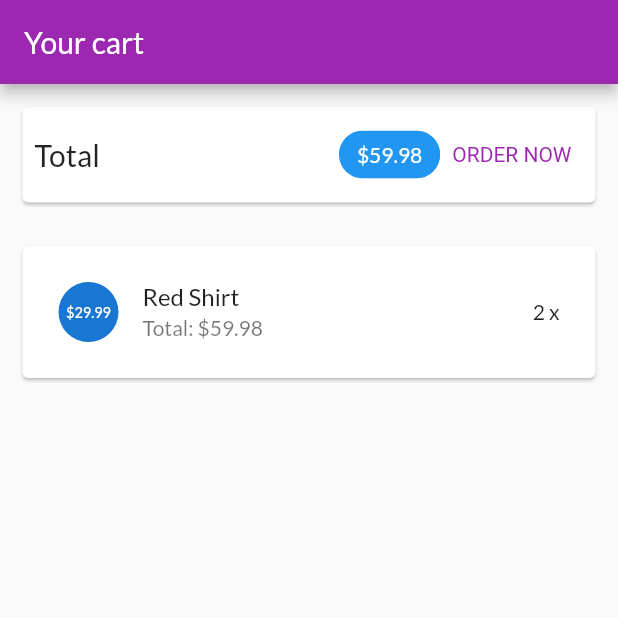
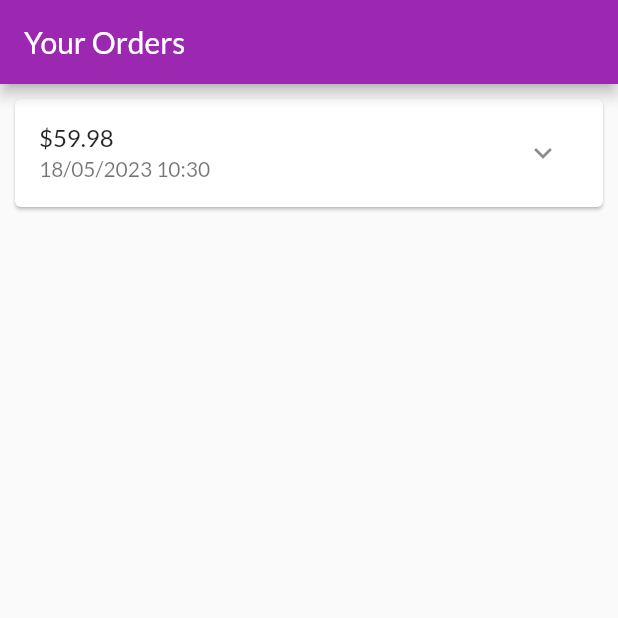
Before and after one commit to HMThien/myproject-ct484-HMThien, a Flutter app: the screen it shows after launch, on a phone screen of 412 x 824 dp, the top half of it. Run offline on Flutter 3.47's test engine with Material 2 defaults, Android fonts, the phone set to English and light mode, and no system bars.

Commit message:
Xay dung trang dat hang phan 2

```diff
--- a/lib/main.dart
+++ b/lib/main.dart
@@ -1,4 +1,5 @@
 import 'package:flutter/material.dart';
+import 'package:myshop/ui/orders/orders_screen.dart';
 // ignore: unused_import
 import 'ui/products/product_detail_screen.dart';
 // ignore: unused_import
@@ -43,7 +44,8 @@ class MyApp extends StatelessWidget {
       ),*/ // P1 buoc 4
       home: const SafeArea(
         // child: UserProductsScreen(), phan 2 buoc 1
-        child: CartScreen(),
+        // child: CartScreen(), phần 2 buoc 2
+        child: OrdersScreen(),
       ),
     );
   }
--- /dev/null
+++ b/lib/models/order_item.dart
@@ -0,0 +1,33 @@
+import 'cart_item.dart';
+
+class OrderItem {
+  final String? id;
+  final double amount;
+  final List<CartItem> products;
+  final DateTime dateTime;
+
+  int get productCount {
+    return products.length;
+  }
+
+  OrderItem({
+    this.id,
+    required this.amount,
+    required this.products,
+    DateTime? dateTime,
+  }) : dateTime = dateTime ?? DateTime.now();
+
+  OrderItem copyWith({
+    String? id,
+    double? amount,
+    List<CartItem>? products,
+    DateTime? dateTime,
+  }) {
+    return OrderItem(
+      id: id ?? this.id,
+      amount: amount ?? this.amount,
+      products: products ?? this.products,
+      dateTime: dateTime ?? this.dateTime,
+    );
+  }
+}
--- /dev/null
+++ b/lib/ui/orders/order_item_card.dart
@@ -0,0 +1,81 @@
+import 'dart:math';
+
+import 'package:flutter/material.dart';
+import 'package:intl/intl.dart';
+
+import '../../models/order_item.dart';
+
+class OrderItemCard extends StatefulWidget {
+  final OrderItem order;
+
+  const OrderItemCard(this.order, {super.key});
+
+  @override
+  State<OrderItemCard> createState() => _OrderItemCardState();
+}
+
+class _OrderItemCardState extends State<OrderItemCard> {
+  var _expanded = false;
+
+  @override
+  Widget build(BuildContext context) {
+    return Card(
+      margin: const EdgeInsets.all(10),
+      child: Column(
+        children: <Widget>[
+          buildOrderSummary(),
+          if (_expanded) buildOrderDetails()
+        ],
+      ),
+    );
+  }
+
+  Widget buildOrderDetails() {
+    return Container(
+      padding: const EdgeInsets.symmetric(horizontal: 15, vertical: 4),
+      height: min(widget.order.productCount * 20.0 + 10, 100),
+      child: ListView(
+        children: widget.order.products
+            .map(
+              (prod) => Row(
+                mainAxisAlignment: MainAxisAlignment.spaceBetween,
+                children: <Widget>[
+                  Text(
+                    prod.title,
+                    style: const TextStyle(
+                      fontSize: 18,
+                      fontWeight: FontWeight.bold,
+                    ),
+                  ),
+                  Text(
+                    '${prod.quantity}x \$${prod.price}',
+                    style: const TextStyle(
+                      fontSize: 18,
+                      color: Colors.grey,
+                    ),
+                  )
+                ],
+              ),
+            )
+            .toList(),
+      ),
+    );
+  }
+
+  Widget buildOrderSummary() {
+    return ListTile(
+      title: Text('\$${widget.order.amount}'),
+      subtitle: Text(
+        DateFormat('dd/MM/yyyy hh:mm').format(widget.order.dateTime),
+      ),
+      trailing: IconButton(
+        icon: Icon(_expanded ? Icons.expand_less : Icons.expand_more),
+        onPressed: () {
+          setState(() {
+            _expanded = !_expanded;
+          });
+        },
+      ),
+    );
+  }
+}
--- /dev/null
+++ b/lib/ui/orders/order_manager.dart
@@ -0,0 +1,30 @@
+import 'package:flutter/material.dart';
+
+import '../../models/cart_item.dart';
+import '../../models/order_item.dart';
+
+class OrdersManager with ChangeNotifier {
+  final List<OrderItem> _orders = [
+    OrderItem(
+      id: 'o1',
+      amount: 59.98,
+      products: [
+        CartItem(
+          id: 'c1',
+          title: 'Red Shirt',
+          price: 29.99,
+          quantity: 2,
+        )
+      ],
+      dateTime: DateTime.now(),
+    )
+  ];
+
+  int get orderCount {
+    return _orders.length;
+  }
+
+  List<OrderItem> get orders {
+    return [..._orders];
+  }
+}
--- /dev/null
+++ b/lib/ui/orders/orders_screen.dart
@@ -0,0 +1,22 @@
+import 'package:flutter/material.dart';
+
+import 'order_item_card.dart';
+import 'order_manager.dart';
+
+class OrdersScreen extends StatelessWidget {
+  const OrdersScreen({super.key});
+
+  @override
+  Widget build(BuildContext context) {
+    print('building orders');
+    final ordersManager = OrdersManager();
+    return Scaffold(
+        appBar: AppBar(
+          title: const Text('Your Orders'),
+        ),
+        body: ListView.builder(
+          itemCount: ordersManager.orderCount,
+          itemBuilder: (ctx, i) => OrderItemCard(ordersManager.orders[i]),
+        ));
+  }
+}
--- a/pubspec.yaml
+++ b/pubspec.yaml
@@ -12,6 +12,7 @@ dependencies:
   flutter:
     sdk: flutter
   cupertino_icons: ^1.0.2
+  intl: ^0.18.1
 
 dev_dependencies:
   flutter_test:
```
Also changed, not shown: pubspec.lock.
